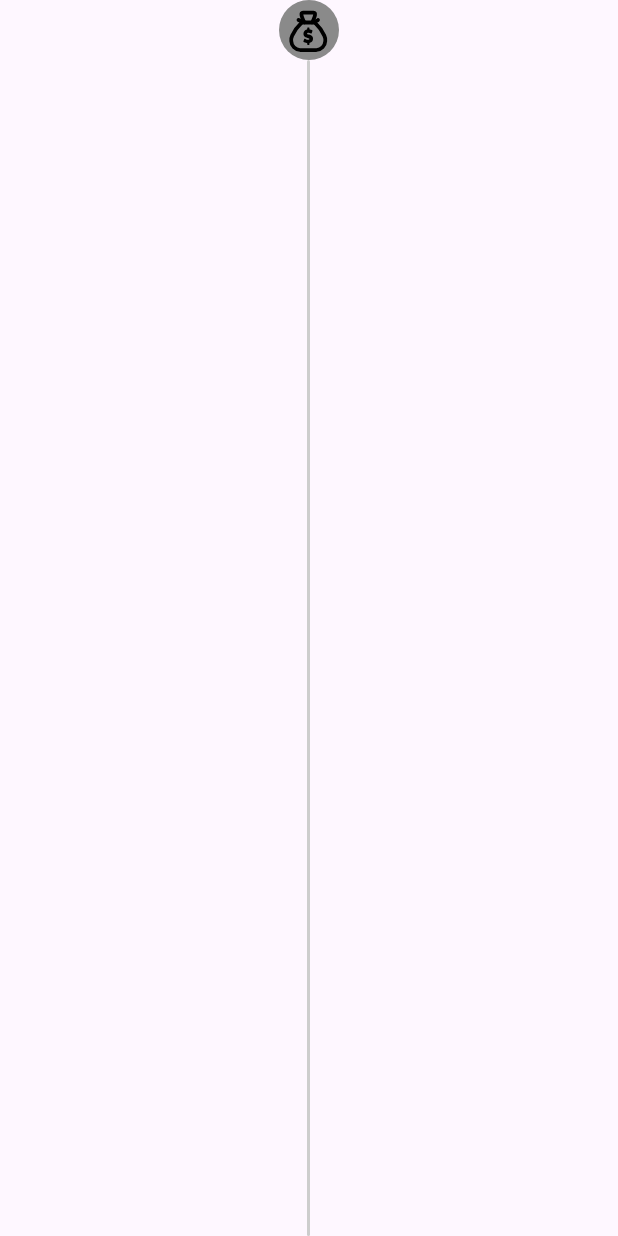
After one commit to estarly07/wallet, an Android app: the layout path_with_image.xml on its own in the app's theme, with its tools: preview values and no code run, on a phone screen of 412 x 824 dp. The commit adds this screen. Run offline under Robolectric (Android 15) with nearby library versions, the light colour scheme and no system bars.

```diff
--- a/Wallet/app/src/main/java/com/estarly/wallet/domain/models/BackgroundsColor.kt
+++ b/Wallet/app/src/main/java/com/estarly/wallet/domain/models/BackgroundsColor.kt
@@ -17,4 +17,9 @@ val colors = listOf(
     BackgroundsColor("four", R.drawable.four,),
     BackgroundsColor("five", R.drawable.five,),
     BackgroundsColor("six", R.drawable.six,),
+    BackgroundsColor("seven", R.drawable.seven,),
+    BackgroundsColor("eight", R.drawable.eight,),
+    BackgroundsColor("nine", R.drawable.nine,),
+    BackgroundsColor("ten", R.drawable.ten,),
+    BackgroundsColor("eleven", R.drawable.eleven,),
 )
--- a/Wallet/app/src/main/java/com/estarly/wallet/presentation/adapters/TransactionsAdapter.kt
+++ b/Wallet/app/src/main/java/com/estarly/wallet/presentation/adapters/TransactionsAdapter.kt
@@ -22,7 +22,7 @@ class TransactionsAdapter(val listTransactions: List<TransactionModel>) : Recycl
         with(holder.binding){
             val transaction = listTransactions[position]
             if(position == listTransactions.size-1){
-                separator.visibility = GONE
+//                separator.visibility = GONE
             }
             txtAmountTransaction.text = transaction.amount.formatSalary()
             txtDescriptionTransaction.text = transaction.description
--- a/Wallet/app/src/main/java/com/estarly/wallet/presentation/screens/CDTActivity.kt
+++ b/Wallet/app/src/main/java/com/estarly/wallet/presentation/screens/CDTActivity.kt
@@ -33,6 +33,9 @@ class CDTActivity : AppCompatActivity() {
                         }
                     }
                 }
+                total.observe(this@CDTActivity){
+                    txtTotalCdt.text = it
+                }
             }
         }
     }
--- /dev/null
+++ b/Wallet/app/src/main/res/drawable/circle.xml
@@ -0,0 +1,8 @@
+<?xml version="1.0" encoding="utf-8"?>
+<selector xmlns:android="http://schemas.android.com/apk/res/android">
+    <item>
+        <shape android:shape="oval">
+            <solid android:color="@color/grayLight"/>
+        </shape>
+    </item>
+</selector>
--- /dev/null
+++ b/Wallet/app/src/main/res/layout/path_with_image.xml
@@ -0,0 +1,30 @@
+<?xml version="1.0" encoding="utf-8"?>
+<LinearLayout xmlns:android="http://schemas.android.com/apk/res/android"
+    android:layout_width="wrap_content"
+    android:layout_height="wrap_content"
+    android:layout_gravity="center"
+    android:orientation="vertical">
+
+    <RelativeLayout
+        android:layout_width="wrap_content"
+        android:layout_height="match_parent"
+        android:background="@drawable/circle">
+
+        <ImageView
+            android:layout_width="40dp"
+            android:layout_height="40dp"
+            android:layout_centerInParent="true"
+            android:src="@drawable/ic_user_money" />
+
+    </RelativeLayout>
+
+    <View
+        android:layout_width="2dp"
+        android:layout_height="0dp"
+        android:layout_weight="1"
+        android:minHeight="20dp"
+        android:layout_gravity="center"
+        android:background="@drawable/background_corners_rounded"
+        android:backgroundTint="@color/grayLight2" />
+
+</LinearLayout>
--- a/Wallet/app/src/main/res/values/dimens.xml
+++ b/Wallet/app/src/main/res/values/dimens.xml
@@ -5,6 +5,7 @@
     <dimen name="title" >20sp</dimen>
     <dimen name="subtitle">16sp</dimen>
     <dimen name="normal">14sp</dimen>
+    <dimen name="small">12sp</dimen>
 
     <dimen name="cornersCard">15dp</dimen>
 </resources>
```
Also changed, not shown: Wallet/app/src/main/java/com/estarly/wallet/presentation/dialogs/BackgroundsBottomSheetDialog.kt (+2 -10 lines), Wallet/app/src/main/java/com/estarly/wallet/presentation/screens/fragments/HomeFragment.kt (+30 -0 lines), Wallet/app/src/main/java/com/estarly/wallet/presentation/viewmodels/CDTViewModel.kt (+8 -1 lines), Wallet/app/src/main/java/com/estarly/wallet/utils/Animations.kt (+28 -0 lines), Wallet/app/src/main/res/anim/fade_in_down.xml (added, +12 -0 lines), Wallet/app/src/main/res/layout/activity_cedetes.xml (+15 -1 lines), Wallet/app/src/main/res/layout/item_transaction.xml (+25 -22 lines), Wallet/app/src/main/res/drawable/eight.jpg (added), Wallet/app/src/main/res/drawable/eleven.jpg (added), Wallet/app/src/main/res/drawable/nine.jpg (added), Wallet/app/src/main/res/drawable/seven.jpg (added), Wallet/app/src/main/res/drawable/ten.jpg (added).
